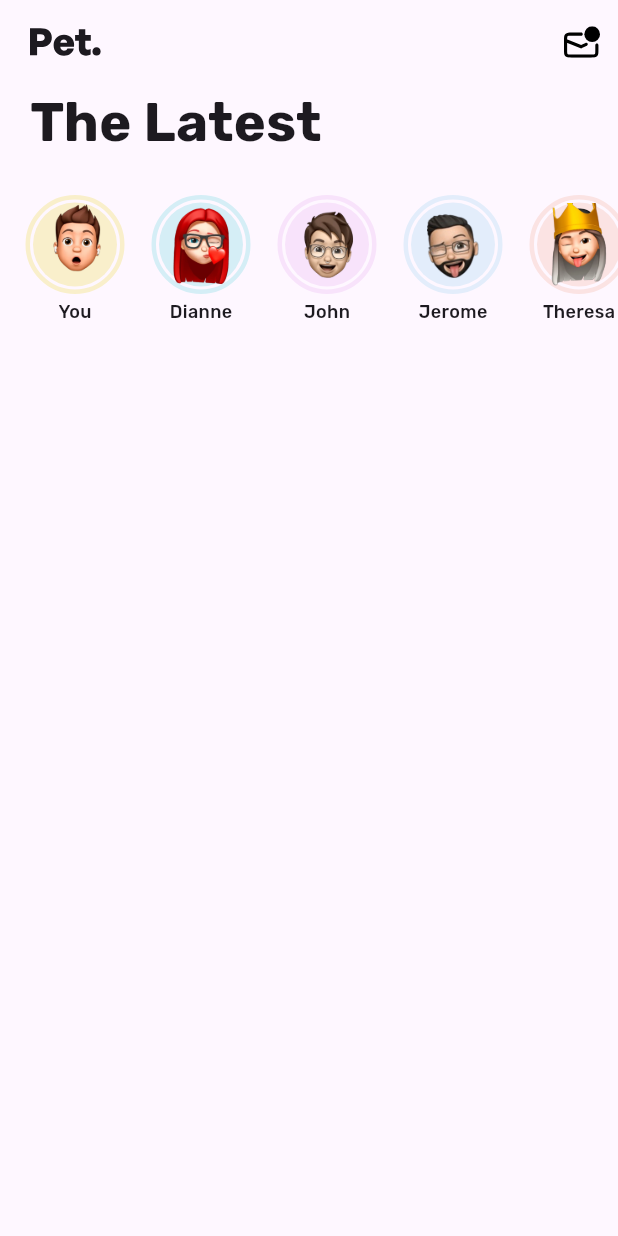
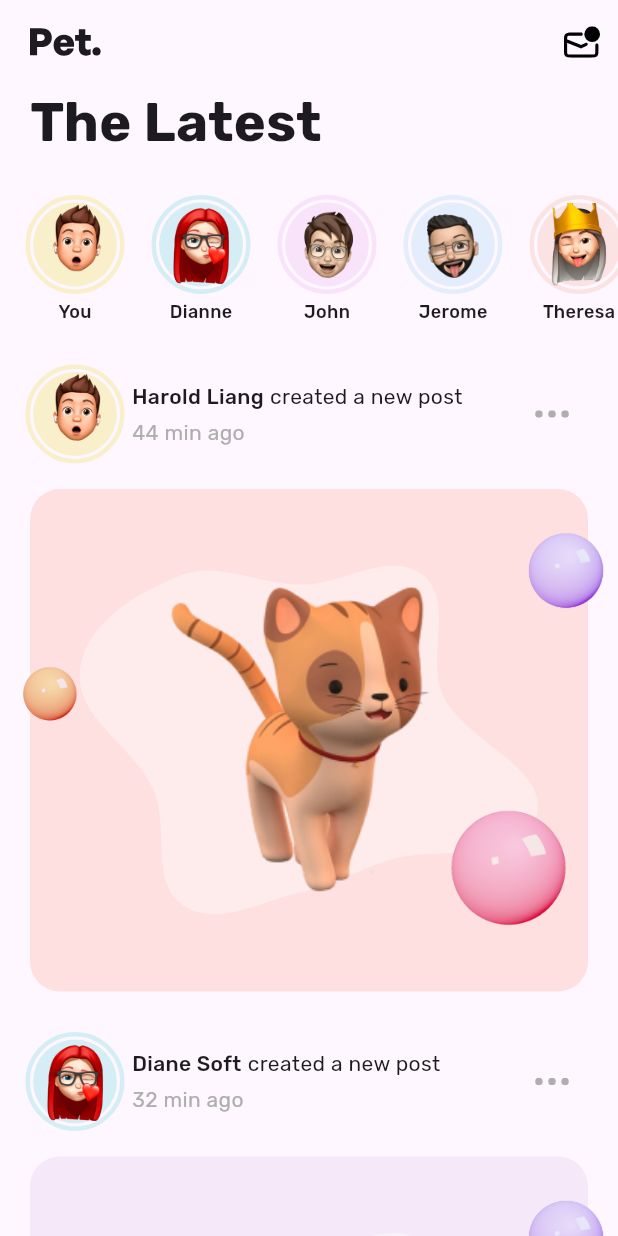
Before and after one commit to yhonchisdev/pets_app, a Flutter app: the screen it shows after launch, on a phone screen of 412 x 824 dp. Run offline on Flutter 3.47's test engine with Material 3 defaults, Android fonts, the phone set to English and light mode, and no system bars; our stand-ins replace flutter_svg.

Commit message:
feat: add post entity and display posts in the main feed

```diff
--- /dev/null
+++ b/lib/data/posts_data.dart
@@ -0,0 +1,50 @@
+import 'package:pet_app/entities/post_entity.dart';
+import 'package:pet_app/entities/user_entity.dart';
+import 'package:pet_app/entities/user_story.dart';
+import 'package:pet_app/theme/theme.dart';
+
+List<PostEntity> posts = [
+  PostEntity(
+      story: UserStory(
+          color: ThemeColors.blanchedAlmond,
+          user: User(photo: 'assets/users/me.png', name: 'Harold Liang')),
+      timePublished: 44,
+      photo: 'assets/pets/cat.png',
+      color: ThemeColors.mistyRose),
+  PostEntity(
+      story: UserStory(
+          color: ThemeColors.water,
+          user: User(photo: 'assets/users/dianne.png', name: 'Diane Soft')),
+      timePublished: 32,
+      photo: 'assets/pets/dog.png',
+      color: ThemeColors.antiFlashWhite),
+  PostEntity(
+      story: UserStory(
+          color: ThemeColors.pinkLace,
+          user: User(photo: 'assets/users/john-co.png', name: 'John Cort')),
+      timePublished: 41,
+      photo: 'assets/pets/cow.png',
+      color: ThemeColors.lavenderWeb),
+  PostEntity(
+      story: UserStory(
+          color: ThemeColors.lavenderWeb,
+          user: User(photo: 'assets/users/jerome.png', name: 'Jerome Sans')),
+      timePublished: 22,
+      photo: 'assets/pets/horse.png',
+      color: ThemeColors.lemonMeringue),
+  PostEntity(
+      story: UserStory(
+          color: ThemeColors.mistyRoseSecond,
+          user: User(photo: 'assets/users/theresa.png', name: 'Theresa Steve')),
+      timePublished: 35,
+      photo: 'assets/pets/sheep.png',
+      color: ThemeColors.nyanza),
+  PostEntity(
+      story: UserStory(
+          color: ThemeColors.nyanza,
+          user: User(
+              photo: 'assets/users/jenny-wilson.png', name: 'Jenny Wilson')),
+      timePublished: 15,
+      photo: 'assets/pets/pig.png',
+      color: ThemeColors.water)
+];
--- /dev/null
+++ b/lib/entities/post_entity.dart
@@ -0,0 +1,15 @@
+import 'package:flutter/material.dart';
+import 'package:pet_app/entities/user_story.dart';
+
+class PostEntity {
+  final UserStory story;
+  final int timePublished;
+  final String photo;
+  final Color color;
+
+  PostEntity(
+      {required this.story,
+      required this.timePublished,
+      required this.photo,
+      required this.color});
+}
--- a/lib/main.dart
+++ b/lib/main.dart
@@ -1,5 +1,8 @@
 import 'package:flutter/material.dart';
+import 'package:pet_app/data/posts_data.dart';
+import 'package:pet_app/entities/post_entity.dart';
 import 'package:pet_app/widgets/custom_app_bar.dart';
+import 'package:pet_app/widgets/post.dart';
 import 'package:pet_app/widgets/stories.dart';
 import 'package:pet_app/widgets/wellcome.dart';
 
@@ -26,7 +29,10 @@ class MyApp extends StatelessWidget {
               SizedBox(
                 height: 16,
               ),
-              Stories()
+              Stories(),
+              ...posts.map((PostEntity post) {
+                return Post(post: post);
+              })
             ],
           ),
         ),
--- /dev/null
+++ b/lib/widgets/post.dart
@@ -0,0 +1,168 @@
+import 'package:flutter/material.dart';
+import 'package:flutter_svg/svg.dart';
+import 'package:pet_app/entities/post_entity.dart';
+import 'package:pet_app/theme/theme.dart';
+
+class Post extends StatelessWidget {
+  final PostEntity post;
+
+  const Post({
+    super.key,
+    required this.post,
+  });
+
+  @override
+  Widget build(BuildContext context) {
+    return Padding(
+      padding: const EdgeInsets.symmetric(vertical: 10),
+      child: Column(
+        children: [
+          Padding(
+            padding: const EdgeInsets.symmetric(horizontal: 20, vertical: 10),
+            child: Row(
+              children: [
+                Container(
+                  width: 60,
+                  height: 60,
+                  padding: EdgeInsets.all(2),
+                  decoration: BoxDecoration(
+                      borderRadius: BorderRadius.circular(60),
+                      border: Border.all(
+                          width: 3,
+                          color: post.story.color,
+                          strokeAlign: BorderSide.strokeAlignOutside,
+                          style: BorderStyle.solid)),
+                  child: Container(
+                    width: 56,
+                    height: 56,
+                    decoration: BoxDecoration(
+                      color: post.story.color,
+                      borderRadius: BorderRadius.circular(56),
+                    ),
+                    child: Image.asset(
+                      post.story.user.photo,
+                      width: 40,
+                      height: 40,
+                      fit: BoxFit.contain,
+                    ),
+                  ),
+                ),
+                SizedBox(
+                  width: 8,
+                ),
+                Expanded(
+                  child: Column(
+                    crossAxisAlignment: CrossAxisAlignment.stretch,
+                    children: [
+                      Row(
+                        children: [
+                          Text(
+                            post.story.user.name,
+                            style: TextStyle(
+                                fontFamily: ThemeFonts.rubik,
+                                color: ThemeColors.eerieBlack,
+                                fontSize: 14,
+                                fontWeight: FontWeight.w500),
+                          ),
+                          SizedBox(
+                            width: 4,
+                          ),
+                          Text(
+                            'created a new post',
+                            style: TextStyle(
+                                fontFamily: ThemeFonts.rubik,
+                                color: ThemeColors.eerieBlack,
+                                fontSize: 14,
+                                fontWeight: FontWeight.normal),
+                          ),
+                        ],
+                      ),
+                      SizedBox(
+                        height: 4,
+                      ),
+                      Text(
+                        '${post.timePublished} min ago',
+                        style: TextStyle(
+                            fontFamily: ThemeFonts.rubik,
+                            color: ThemeColors.silverFoil,
+                            fontSize: 14,
+                            fontWeight: FontWeight.normal),
+                      )
+                    ],
+                  ),
+                ),
+                SizedBox(
+                  width: 8,
+                ),
+                IconButton(
+                    onPressed: () {},
+                    highlightColor: ThemeColors.antiFlashWhite,
+                    icon: SvgPicture.asset(
+                      'assets/icons/more.svg',
+                      width: 24,
+                      height: 5,
+                      colorFilter: ColorFilter.mode(
+                          ThemeColors.silverFoil, BlendMode.srcIn),
+                    ))
+              ],
+            ),
+          ),
+          SizedBox(
+            height: 10,
+          ),
+          Stack(
+            alignment: AlignmentDirectional.center,
+            children: [
+              Padding(
+                padding: const EdgeInsets.symmetric(horizontal: 20),
+                child: Container(
+                    width: double.infinity,
+                    height: 335,
+                    decoration: BoxDecoration(
+                        color: post.color,
+                        borderRadius: BorderRadius.all(Radius.circular(20)))),
+              ),
+              SvgPicture.asset('assets/icons/shadow.svg',
+                  width: 306,
+                  height: 233,
+                  colorFilter: ColorFilter.mode(Colors.white, BlendMode.srcIn)),
+              Image.asset(
+                post.photo,
+                width: 205,
+                height: 205,
+                fit: BoxFit.contain,
+              ),
+              Positioned(
+                  top: 112,
+                  left: 8,
+                  child: Image.asset(
+                    'assets/logos/ball-orange.png',
+                    width: 50,
+                    height: 50,
+                    fit: BoxFit.contain,
+                  )),
+              Positioned(
+                  top: 20,
+                  right: 0,
+                  child: Image.asset(
+                    'assets/logos/ball-purple.png',
+                    width: 70,
+                    height: 70,
+                    fit: BoxFit.contain,
+                  )),
+              Positioned(
+                  bottom: 28,
+                  right: 20,
+                  child: Image.asset(
+                    'assets/logos/ball-rose.png',
+                    width: 107,
+                    height: 107,
+                    fit: BoxFit.contain,
+                  ))
+            ],
+          ),
+        ],
+      ),
+    );
+  }
+}
```
Also changed, not shown: assets/icons/shadow.svg (added), assets/logos/ball-orange.png (added), assets/logos/ball-purple.png (added), assets/logos/ball-rose.png (added).
